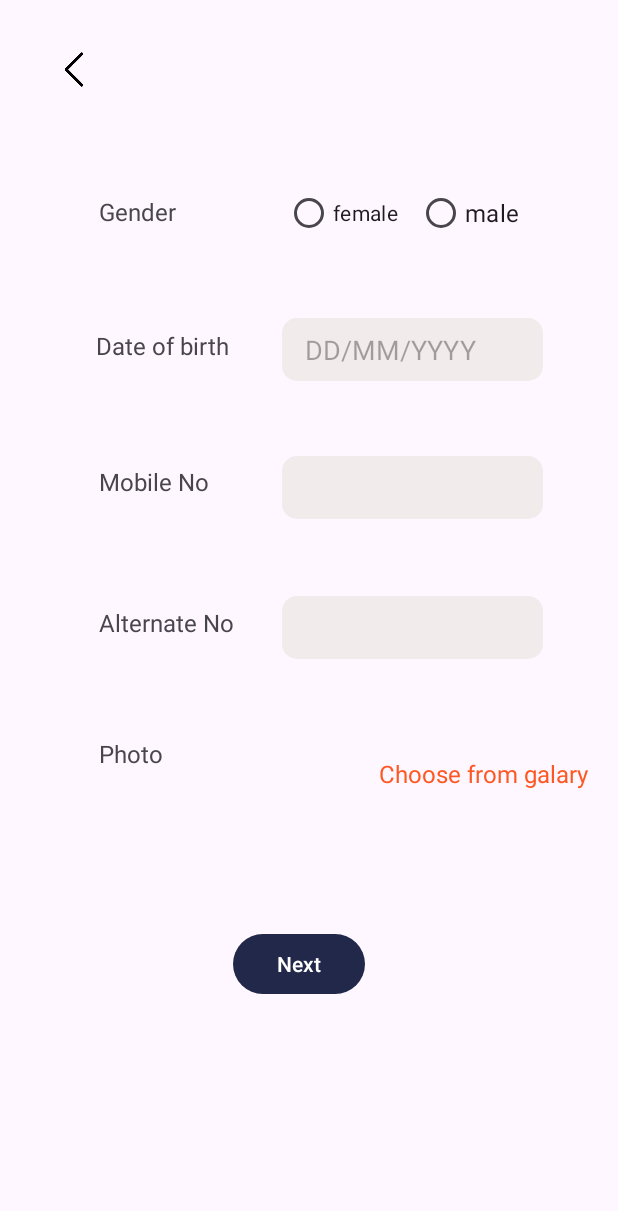
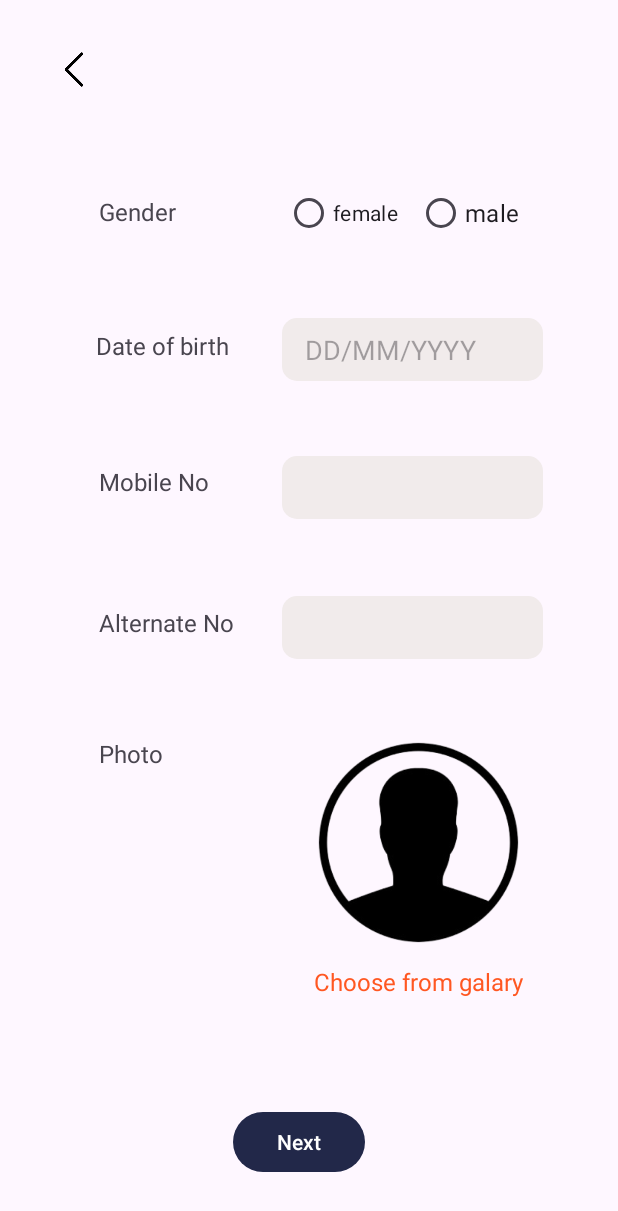
Before and after one commit to Ltrsoft2019/RJPOLICE_HACK_1210_LTRIAN_OPEN-13-2, an Android app: the fragment Registration_two placed in its activity, on a phone screen of 412 x 824 dp. Shown: the top 1211 px of the screen. Run offline under Robolectric (Android 15) with nearby library versions, the phone set to English and light mode, and no system bars.

Commit message:
images inverstigation photo inverstigation page Added by kaif

```diff
--- a/app/src/main/java/com/ltrsoft/policeapp/LoinRegistration/Registration_two.java
+++ b/app/src/main/java/com/ltrsoft/policeapp/LoinRegistration/Registration_two.java
@@ -1,43 +1,96 @@
 package com.ltrsoft.policeapp.LoinRegistration;
-
+import android.app.Activity;
+import android.content.Intent;
+import android.graphics.Bitmap;
+import android.net.Uri;
 import android.os.Bundle;
-
-import androidx.fragment.app.Fragment;
-
+import android.provider.MediaStore;
 import android.view.LayoutInflater;
 import android.view.View;
 import android.view.ViewGroup;
 import android.widget.Button;
 import android.widget.ImageView;
+import android.widget.TextView;
+
+import androidx.annotation.NonNull;
+import androidx.annotation.Nullable;
+import androidx.fragment.app.Fragment;
 
 import com.ltrsoft.policeapp.R;
 
 public class Registration_two extends Fragment {
+
+    private static final int REQUEST_IMAGE_GET = 1;
     private Button reg2_btn;
-    private ImageView back2_btn;
-    public View onCreateView(LayoutInflater inflater, ViewGroup container,
-                             Bundle savedInstanceState) {
+    private ImageView back2_btn, user_photo;
+    private TextView user_gallery;
+
+    @Nullable
+    @Override
+    public View onCreateView(@NonNull LayoutInflater inflater, @Nullable ViewGroup container, @Nullable Bundle savedInstanceState) {
         View v = inflater.inflate(R.layout.fragment_registration_two, container, false);
-        reg2_btn=v.findViewById(R.id.reg2_btn);
-        back2_btn=v.findViewById(R.id.back2_btn);
+        reg2_btn = v.findViewById(R.id.reg2_btn);
+        back2_btn = v.findViewById(R.id.back2_btn);
+        user_gallery = v.findViewById(R.id.user_gallery);
+        user_photo = v.findViewById(R.id.user_photo);
 
         back2_btn.setOnClickListener(new View.OnClickListener() {
             @Override
             public void onClick(View v) {
                 getActivity().getSupportFragmentManager().beginTransaction()
-                        .addToBackStack(null) .replace(R.id.main_container,new RegistrationFragment())
+                        .addToBackStack(null).replace(R.id.main_container, new RegistrationFragment())
                         .commit();
             }
         });
+
         reg2_btn.setOnClickListener(new View.OnClickListener() {
             @Override
             public void onClick(View v) {
                 getActivity().getSupportFragmentManager().beginTransaction()
-                        .addToBackStack(null) .replace(R.id.main_container,new Registration_three())
+                        .addToBackStack(null).replace(R.id.main_container, new Registration_three())
                         .commit();
+            }
+        });
+
+        user_gallery.setOnClickListener(new View.OnClickListener() {
+            @Override
+            public void onClick(View v) {
+                openGallery();
+            }
+        });
+
+        user_photo.setOnClickListener(new View.OnClickListener() {
+            @Override
+            public void onClick(View v) {
+                openGallery();
             }
         });
 
         return v;
     }
+
+    private void openGallery() {
+        Intent intent = new Intent(Intent.ACTION_GET_CONTENT);
+        intent.setType("image/*");
+        startActivityForResult(intent, REQUEST_IMAGE_GET);
+    }
+
+    @Override
+    public void onActivityResult(int requestCode, int resultCode, @Nullable Intent data) {
+        super.onActivityResult(requestCode, resultCode, data);
+        if (requestCode == REQUEST_IMAGE_GET && resultCode == Activity.RESULT_OK) {
+            if (data != null) {
+                try {
+                    // Get the selected image URI
+                    Uri imageUri = data.getData();
+
+                    // Display the selected image in ImageView
+                    user_photo.setImageURI(imageUri);
+                } catch (Exception e) {
+                    e.printStackTrace();
+                }
+            }
+        }
+    }
+
 }
--- a/app/src/main/res/layout/fragment_registration_three.xml
+++ b/app/src/main/res/layout/fragment_registration_three.xml
@@ -72,7 +72,7 @@
         app:layout_constraintVertical_bias="0.885" />
 
     <TextView
-        android:id="@+id/textView8"
+        android:id="@+id/Login_txt"
         android:layout_width="68dp"
         android:layout_height="39dp"
         android:text="Login "
--- a/app/src/main/res/layout/fragment_registration_two.xml
+++ b/app/src/main/res/layout/fragment_registration_two.xml
@@ -147,7 +147,7 @@
         app:layout_constraintHorizontal_bias="0.479"
         app:layout_constraintStart_toStartOf="parent"
         app:layout_constraintTop_toTopOf="parent"
-        app:layout_constraintVertical_bias="0.797" />
+        app:layout_constraintVertical_bias="0.95" />
 
     <RadioGroup
         android:id="@+id/radioGroup1"
@@ -178,32 +178,32 @@
 
     </RadioGroup>
 
-    <ImageView
-        android:id="@+id/imageView2"
-        android:layout_width="52dp"
-        android:layout_height="41dp"
-        android:layout_marginTop="55dp"
-        app:layout_constraintBottom_toBottomOf="parent"
-        app:layout_constraintEnd_toEndOf="parent"
-        app:layout_constraintHorizontal_bias="0.52"
-        app:layout_constraintStart_toStartOf="parent"
-        app:layout_constraintTop_toTopOf="parent"
-        app:layout_constraintVertical_bias="0.604"
-        tools:srcCompat="@tools:sample/avatars" />
 
     <TextView
-        android:id="@+id/textView18"
+        android:id="@+id/user_gallery"
         android:layout_width="wrap_content"
         android:layout_height="wrap_content"
         android:text="Choose from galary "
+        android:textColor="#FF5722"
         android:textSize="16sp"
-        android:textColor="#FF5722"
         app:layout_constraintBottom_toBottomOf="parent"
         app:layout_constraintEnd_toEndOf="parent"
-        app:layout_constraintHorizontal_bias="0.94"
+        app:layout_constraintHorizontal_bias="0.779"
         app:layout_constraintStart_toStartOf="parent"
         app:layout_constraintTop_toTopOf="parent"
-        app:layout_constraintVertical_bias="0.629" />
+        app:layout_constraintVertical_bias="0.802" />
+
+    <ImageView
+        android:id="@+id/user_photo"
+        android:layout_width="182dp"
+        android:layout_height="163dp"
+        app:layout_constraintBottom_toBottomOf="parent"
+        app:layout_constraintEnd_toEndOf="parent"
+        app:layout_constraintHorizontal_bias="0.816"
+        app:layout_constraintStart_toStartOf="parent"
+        app:layout_constraintTop_toTopOf="parent"
+        app:layout_constraintVertical_bias="0.727"
+        app:srcCompat="@drawable/person" />
 
 
 </androidx.constraintlayout.widget.ConstraintLayout>
```
Also changed, not shown: app/src/main/AndroidManifest.xml (+11 -0 lines), app/src/main/java/com/ltrsoft/policeapp/Case/InvestigationFormFragment.java (+11 -1 lines), app/src/main/java/com/ltrsoft/policeapp/Case/Investigationphoto.java (added, +94 -0 lines), app/src/main/java/com/ltrsoft/policeapp/LoinRegistration/Registration_three.java (+14 -0 lines), app/src/main/res/layout/fragment_investigationphoto.xml (added, +72 -0 lines), app/src/main/res/drawable/image.png (added), app/src/main/res/drawable/person.png (added).
